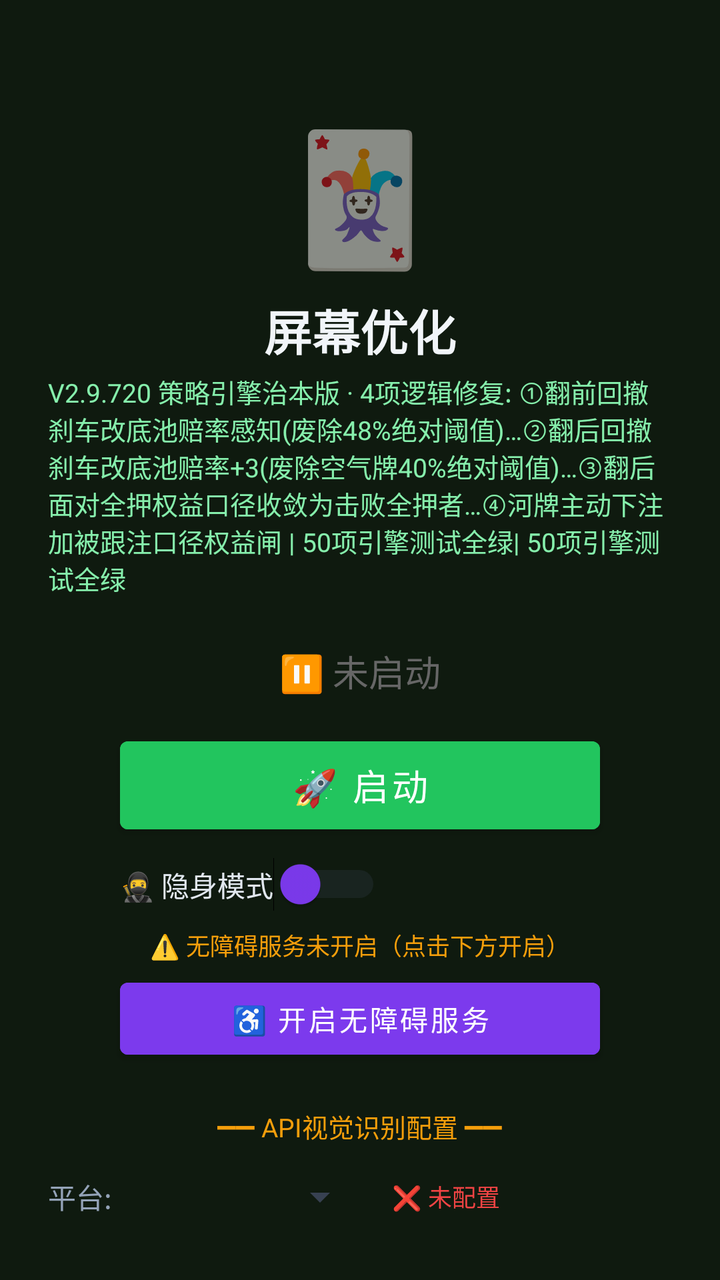
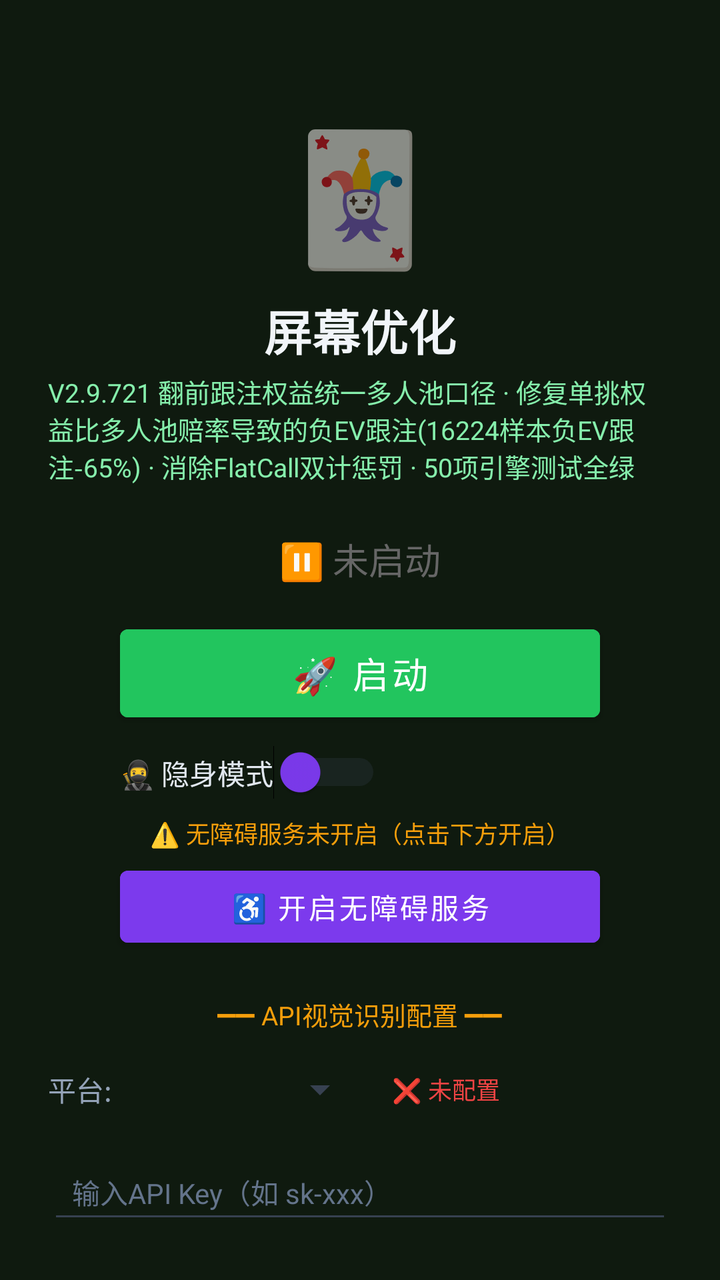

Screens rendered from an Android XML layout before and after an edit, with the pre-edit source and the edit as a unified diff.
<!-- AndroidManifest.xml: activity theme Theme.MjScreenshot -->
<!-- res/layout/activity_main.xml -->
<?xml version="1.0" encoding="utf-8"?>
<LinearLayout xmlns:android="http://schemas.android.com/apk/res/android"
    android:layout_width="match_parent"
    android:layout_height="match_parent"
    android:orientation="vertical"
    android:background="#0f1a0f"
    android:padding="24dp"
    android:gravity="center_horizontal">

    <TextView
        android:layout_width="wrap_content"
        android:layout_height="wrap_content"
        android:text="🃏"
        android:textSize="64sp"
        android:layout_marginTop="30dp" />

    <TextView
        android:layout_width="wrap_content"
        android:layout_height="wrap_content"
        android:text="屏幕优化"
        android:textSize="24sp"
        android:textColor="#f1f5f9"
        android:textStyle="bold"
        android:layout_marginTop="8dp" />

    <TextView
        android:layout_width="wrap_content"
        android:layout_height="wrap_content"
        android:text="V2.9.720 策略引擎治本版 · 4项逻辑修复: ①翻前回撤刹车改底池赔率感知(废除48%绝对阈值)…②翻后回撤刹车改底池赔率+3(废除空气牌40%绝对阈值)…③翻后面对全押权益口径收敛为击败全押者…④河牌主动下注加被跟注口径权益闸 | 50项引擎测试全绿| 50项引擎测试全绿"
        android:textSize="13sp"
        android:textColor="#86efac"
        android:layout_marginTop="4dp" />

    <TextView
        android:id="@+id/tvStatus"
        android:layout_width="wrap_content"
        android:layout_height="wrap_content"
        android:text="⏸ 未启动"
        android:textSize="18sp"
        android:textColor="#666666"
        android:layout_marginTop="24dp" />

    <Button
        android:id="@+id/btnStart"
        android:layout_width="240dp"
        android:layout_height="56dp"
        android:text="🚀 启动"
        android:textSize="18sp"
        android:textColor="#ffffff"
        android:backgroundTint="#22c55e"
        android:layout_marginTop="16dp" />

    <Button
        android:id="@+id/btnHelper"
        android:layout_width="240dp"
        android:layout_height="56dp"
        android:text="🃏 打开智囊"
        android:textSize="16sp"
        android:textColor="#ffffff"
        android:backgroundTint="#16a34a"
        android:layout_marginTop="12dp"
        android:visibility="gone" />

    
    <LinearLayout
        android:layout_width="240dp"
        android:layout_height="wrap_content"
        android:orientation="horizontal"
        android:gravity="center_vertical"
        android:layout_marginTop="8dp">

        <Switch
            android:id="@+id/switchStealth"
            android:layout_width="wrap_content"
            android:layout_height="wrap_content"
            android:text="🥷 隐身模式"
            android:textColor="#e2e8f0"
            android:textSize="14sp"
            android:thumbTint="#7c3aed"
            android:trackTint="#374151" />
    </LinearLayout>

    <TextView
        android:id="@+id/tvAccessibilityStatus"
        android:layout_width="wrap_content"
        android:layout_height="wrap_content"
        android:text="⚠️ 无障碍服务未开启（点击下方开启）"
        android:textSize="12sp"
        android:textColor="#f59e0b"
        android:layout_marginTop="8dp"
        android:gravity="center" />

    <Button
        android:id="@+id/btnAccessibility"
        android:layout_width="240dp"
        android:layout_height="48dp"
        android:text="♿ 开启无障碍服务"
        android:textSize="14sp"
        android:textColor="#ffffff"
        android:backgroundTint="#7c3aed"
        android:layout_marginTop="4dp" />

    <TextView
        android:layout_width="wrap_content"
        android:layout_height="wrap_content"
        android:text="━━ API视觉识别配置 ━━"
        android:textSize="13sp"
        android:textColor="#f59e0b"
        android:layout_marginTop="20dp" />

    <LinearLayout
        android:layout_width="match_parent"
        android:layout_height="wrap_content"
        android:orientation="horizontal"
        android:layout_marginTop="8dp"
        android:gravity="center_vertical">

        <TextView
            android:layout_width="wrap_content"
            android:layout_height="wrap_content"
            android:text="平台:"
            android:textSize="14sp"
            android:textColor="#94a3b8" />

        <Spinner
            android:id="@+id/spinnerProvider"
            android:layout_width="120dp"
            android:layout_height="40dp"
            android:layout_marginStart="8dp"
            android:backgroundTint="#374151" />

        <TextView
            android:id="@+id/tvApiStatus"
            android:layout_width="wrap_content"
            android:layout_height="wrap_content"
            android:text="❌ 未配置"
            android:textSize="12sp"
            android:textColor="#ef4444"
            android:layout_marginStart="12dp" />
    </LinearLayout>

    <EditText
        android:id="@+id/etApiKey"
        android:layout_width="match_parent"
        android:layout_height="44dp"
        android:hint="输入API Key（如 sk-xxx）"
        android:textSize="14sp"
        android:textColor="#e2e8f0"
        android:textColorHint="#64748b"
        android:backgroundTint="#374151"
        android:inputType="textPassword"
        android:layout_marginTop="8dp"
        android:paddingStart="12dp"
        android:paddingEnd="12dp" />

    <Button
        android:id="@+id/btnSaveApi"
        android:layout_width="200dp"
        android:layout_height="44dp"
        android:text="💾 保存API配置"
        android:textSize="14sp"
        android:textColor="#ffffff"
        android:backgroundTint="#d97706"
        android:layout_marginTop="8dp" />

    <TextView
        android:id="@+id/tvHint"
        android:layout_width="wrap_content"
        android:layout_height="wrap_content"
        android:text="先点上方按钮启动截屏"
        android:textSize="13sp"
        android:textColor="#666666"
        android:layout_marginTop="12dp"
        android:gravity="center" />

    <TextView
        android:layout_width="wrap_content"
        android:layout_height="wrap_content"
        android:text="使用步骤：\n1. 配置API Key（支持OpenAI/通义千问VL/硅基流动）\n2. 点「开启无障碍服务」→ 开启\n3. 开启「🥷隐身模式」(反检测)\n4. 点「启动」→ 允许悬浮窗\n5. 打牌时点屏幕上的🎯悬浮球即可截屏识别\n★ 拖动悬浮球可移到不挡牌的位置 ★\n★ 长按悬浮球可展开/收起详细面板 ★\n★ 悬浮球边框颜色=建议：绿=加注 橙=跟注 红=弃牌 ★"
        android:textSize="12sp"
        android:textColor="#64748b"
        android:layout_marginTop="12dp"
        android:lineSpacingExtra="3dp" />

</LinearLayout>
<!-- resources referenced by this layout -->
<resources>
  <style name="Theme.MjScreenshot" parent="Theme.MaterialComponents.DayNight.DarkActionBar">
          <item name="colorPrimary">#1e40af</item>
          <item name="colorPrimaryVariant">#1e3a8a</item>
          <item name="colorOnPrimary">#ffffff</item>
          <item name="android:statusBarColor">#0f172a</item>
      </style>
</resources>

<!-- the commit's change to res/layout/activity_main.xml (unified diff, before → after) -->
@@ -26,7 +26,7 @@
     <TextView
         android:layout_width="wrap_content"
         android:layout_height="wrap_content"
-        android:text="V2.9.720 策略引擎治本版 · 4项逻辑修复: ①翻前回撤刹车改底池赔率感知(废除48%绝对阈值)…②翻后回撤刹车改底池赔率+3(废除空气牌40%绝对阈值)…③翻后面对全押权益口径收敛为击败全押者…④河牌主动下注加被跟注口径权益闸 | 50项引擎测试全绿| 50项引擎测试全绿"
+        android:text="V2.9.721 翻前跟注权益统一多人池口径 · 修复单挑权益比多人池赔率导致的负EV跟注(16224样本负EV跟注-65%) · 消除FlatCall双计惩罚 · 50项引擎测试全绿"
         android:textSize="13sp"
         android:textColor="#86efac"
         android:layout_marginTop="4dp" />
